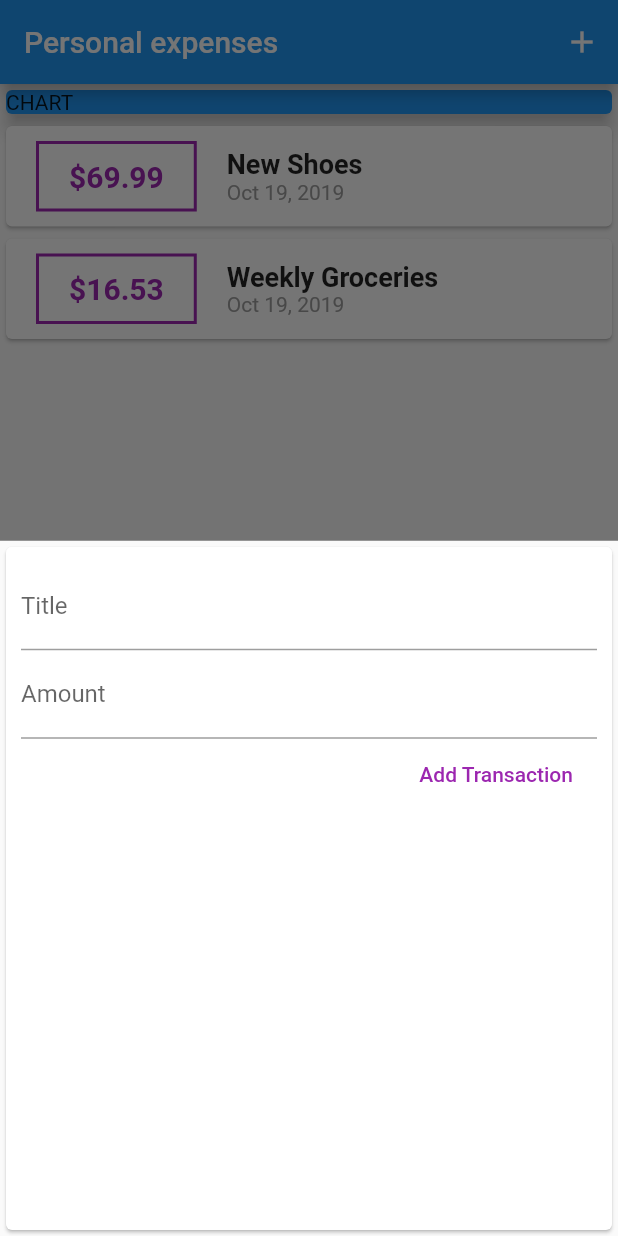
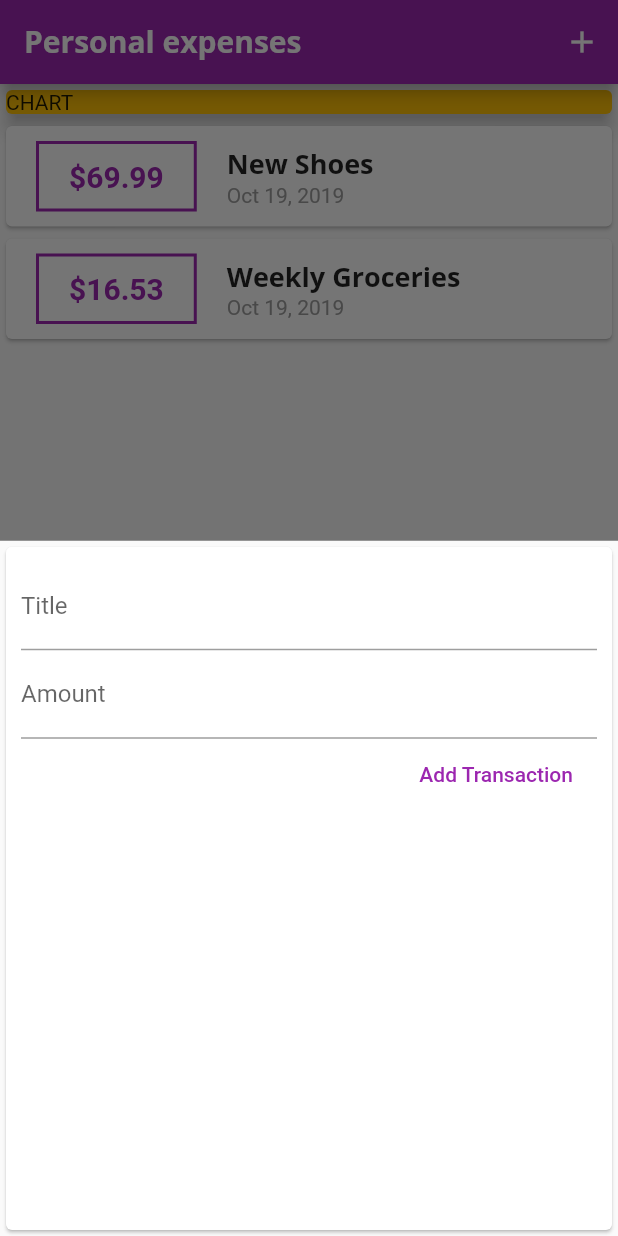
Before and after one commit to makiintoch/personal-expenses, a Flutter app: the screen it shows after launch, after a tap on the "add" icon, on a phone screen of 412 x 824 dp. Run offline on Flutter 3.47's test engine with Material 2 defaults, Android fonts, the phone set to English and light mode, and no system bars.

Commit message:
add style

```diff
--- a/lib/main.dart
+++ b/lib/main.dart
@@ -12,7 +12,25 @@ class MyApp extends StatelessWidget {
     return MaterialApp(
       title: 'Personal expenses',
       theme: ThemeData(
-        primarySwatch: Colors.blue,
+        primarySwatch: Colors.purple,
+        accentColor: Colors.amber,
+        fontFamily: 'Quicksand',
+        textTheme: ThemeData.light().textTheme.copyWith(
+              title: TextStyle(
+                fontFamily: 'Open Sans',
+                fontWeight: FontWeight.bold,
+                fontSize: 18,
+              ),
+            ),
+        appBarTheme: AppBarTheme(
+          textTheme: ThemeData.light().textTheme.copyWith(
+                title: TextStyle(
+                  fontFamily: 'Open Sans',
+                  fontSize: 20,
+                  fontWeight: FontWeight.bold,
+                ),
+              ),
+        ),
       ),
       home: MyHomePage(),
     );
@@ -84,7 +102,7 @@ class _MyHomePageState extends State<MyHomePage> {
             Container(
               width: double.infinity,
               child: Card(
-                color: Colors.blue,
+                color: Theme.of(context).accentColor,
                 child: Text('CHART'),
                 elevation: 5,
               ),
--- a/lib/widgets/new_transaction.dart
+++ b/lib/widgets/new_transaction.dart
@@ -1,11 +1,18 @@
 import 'package:flutter/material.dart';
 
-class NewTransaction extends StatelessWidget {
+class NewTransaction extends StatefulWidget {
   final Function addTransaction;
-  final titleController = TextEditingController();
-  final amountController = TextEditingController();
 
   NewTransaction(this.addTransaction);
+
+  @override
+  _NewTransactionState createState() => _NewTransactionState();
+}
+
+class _NewTransactionState extends State<NewTransaction> {
+  final titleController = TextEditingController();
+
+  final amountController = TextEditingController();
 
   void submitData() {
     final enteredTitle = titleController.text;
@@ -15,10 +22,12 @@ class NewTransaction extends StatelessWidget {
       return;
     }
 
-    addTransaction(
+    widget.addTransaction(
       enteredTitle,
       enteredAmount,
     );
+
+    Navigator.of(context).pop();
   }
 
   @override
--- a/lib/widgets/transaction_list.dart
+++ b/lib/widgets/transaction_list.dart
@@ -24,7 +24,7 @@ class TransactionList extends StatelessWidget {
                   ),
                   decoration: BoxDecoration(
                     border: Border.all(
-                      color: Colors.purple,
+                      color: Theme.of(context).primaryColor,
                       width: 2,
                     ),
                   ),
@@ -37,7 +37,7 @@ class TransactionList extends StatelessWidget {
                     style: TextStyle(
                       fontWeight: FontWeight.bold,
                       fontSize: 20,
-                      color: Colors.purple,
+                      color: Theme.of(context).primaryColor,
                     ),
                   ),
                 ),
@@ -46,10 +46,7 @@ class TransactionList extends StatelessWidget {
                   children: <Widget>[
                     Text(
                       transactions[index].title,
-                      style: TextStyle(
-                        fontSize: 18,
-                        fontWeight: FontWeight.bold,
-                      ),
+                      style: Theme.of(context).textTheme.title,
                     ),
                     Text(
                       DateFormat.yMMMd().format(transactions[index].date),
```
Also changed, not shown: pubspec.yaml (+13 -11 lines), assets/fonts/OpenSans-Bold.ttf (added), assets/fonts/OpenSans-Regular.ttf (added), assets/fonts/Quicksand-Bold.ttf (added), assets/fonts/Quicksand-Light.ttf (added), assets/fonts/Quicksand-Medium.ttf (added), assets/fonts/Quicksand-Regular.ttf (added).
